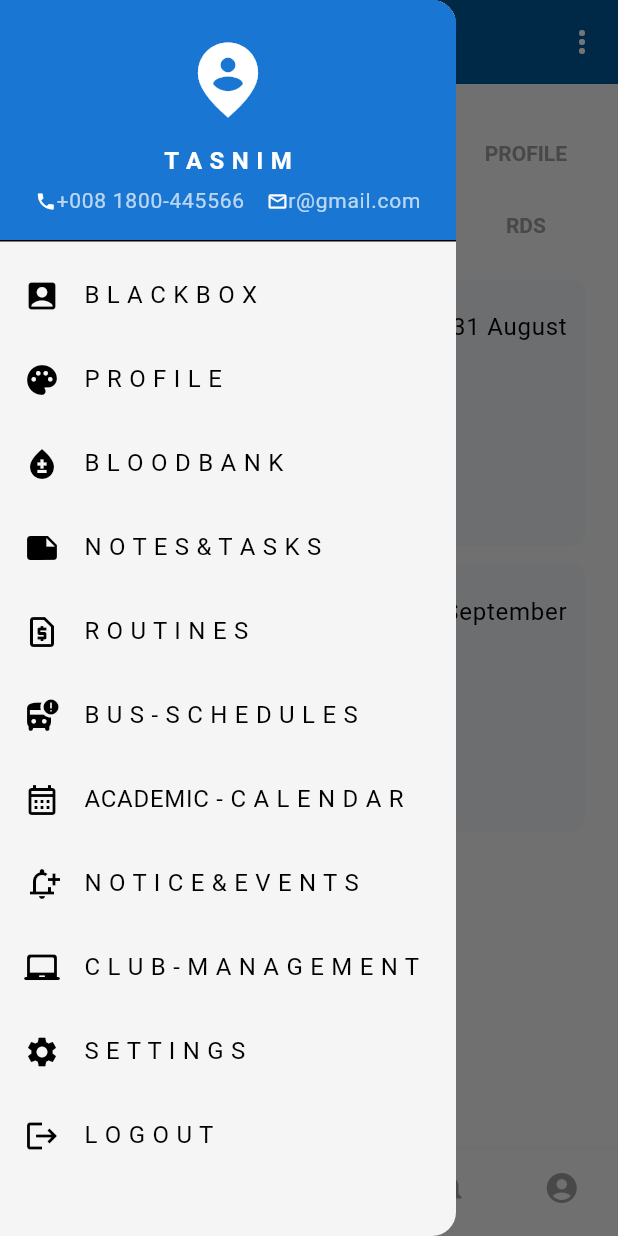
After one commit to TasnimIslamRaisa/Class_Organizer, a Flutter app: the AdminPanel screen opened directly, with the side drawer open, on a phone screen of 412 x 824 dp. The commit adds this screen. Run offline on Flutter 3.47's test engine with Material 3 defaults, Android fonts, the phone set to English and light mode, and no system bars; our stand-ins replace avatar_glow, connectivity_plus, dropdown_search, file_picker, firebase_auth, firebase_core and 14 more; accounts and stored records are empty; project files that could hold a hidden picture were left out.

Commit message:
admin panel drawer, profilebar added by farhad foysal

```diff
--- a/class_organizer/lib/admin/panel/admin_panel.dart
+++ b/class_organizer/lib/admin/panel/admin_panel.dart
@@ -6,6 +6,9 @@ import 'package:class_organizer/ui/screens/students_screen/student_companion_scr
 import 'package:class_organizer/ui/widgets/drawer_widget.dart';
 import 'package:class_organizer/utility/profile_app_bar.dart';
 import 'package:flutter/material.dart';
+
+import '../../utility/profile_app_bar_admin.dart';
+import '../widgets/drawer_widget_admin.dart';
 class AdminPanel extends StatefulWidget {
   const AdminPanel({super.key});
 
@@ -21,14 +24,14 @@ class _AdminPanelState extends State<AdminPanel> {
   Widget build(BuildContext context) {
     return Scaffold(
       appBar: index == 0
-          ? ProfileAppBar(
+          ? ProfileAppBarAdmin(
           title:  'Admin Companions',
           actionIcon: Icons.more_vert,
           onActionPressed: (){},
           appBarbgColor: const Color(0xFF01579B),
       )
       : null,
-      drawer: const DrawerWidget(),
+      drawer: const DrawerWidgetAdmin(),
       body: PageView(
         controller: _pageController,
         onPageChanged: (value) {
--- /dev/null
+++ b/class_organizer/lib/admin/widgets/drawer_widget_admin.dart
@@ -0,0 +1,358 @@
+import 'package:class_organizer/web/black_box.dart';
+import 'package:class_organizer/web/black_box_online.dart';
+import 'package:flutter/material.dart';
+import 'package:shared_preferences/shared_preferences.dart';
+import 'dart:convert';
+import '../../preference/logout.dart';
+import '../../style/app_color.dart';
+import '../../ui/screens/auth/SignInScreen.dart';
+import '../../ui/screens/students_screen/edit_profile_screen.dart';
+import '../../ui/screens/students_screen/settings_screen.dart';
+
+
+
+class DrawerWidgetAdmin extends StatefulWidget {
+  const DrawerWidgetAdmin({Key? key}) : super(key: key);
+
+  @override
+  _DrawerWidgetAdminState createState() => _DrawerWidgetAdminState();
+}
+
+class _DrawerWidgetAdminState extends State<DrawerWidgetAdmin> {
+  String? userName;
+  String? userPhone;
+  String? userEmail;
+
+  @override
+  void initState() {
+    super.initState();
+    _loadUserData();
+  }
+
+  Future<void> _loadUserData() async {
+    final SharedPreferences prefs = await SharedPreferences.getInstance();
+    String? userDataString = prefs.getString('user_logged_in');
+
+    if (userDataString != null) {
+      Map<String, dynamic> userData = jsonDecode(userDataString);
+      setState(() {
+        userName = userData['uname'];
+        userPhone = userData['phone'];
+        userEmail = userData['email'];
+      });
+    }
+  }
+
+  @override
+  Widget build(BuildContext context) {
+    return Drawer(
+      child: ListView(
+        padding: EdgeInsets.zero,
+        children: <Widget>[
+          DrawerHeader(
+            decoration: const BoxDecoration(
+              color: AppColors.primaryColor,
+            ),
+            child: Column(
+              mainAxisAlignment: MainAxisAlignment.center,
+              children: [
+                const Icon(
+                  Icons.person_pin_circle_sharp,
+                  size: 60,
+                  color: Colors.white,
+                ),
+                const SizedBox(height: 12),
+                Text(
+                  userName ?? 'T A S N I M',
+                  style: const TextStyle(
+                    color: Colors.white,
+                    fontSize: 16,
+                    fontWeight: FontWeight.bold,
+                  ),
+                ),
+                const SizedBox(height: 4),
+                Row(
+                  mainAxisAlignment: MainAxisAlignment.center,
+                  children: [
+                    const Icon(Icons.phone, size: 14, color: Colors.white),
+                    Text(
+                      userPhone ?? '+008 1800-445566',
+                      style: const TextStyle(
+                        color: Colors.white70,
+                        fontSize: 14,
+                      ),
+                    ),
+                    const SizedBox(width: 15),
+                    const Icon(Icons.email_outlined, size: 14, color: Colors.white),
+                    Text(
+                      userEmail ?? 'r@gmail.com',
+                      style: const TextStyle(
+                        color: Colors.white70,
+                        fontSize: 14,
+                      ),
+                    ),
+                  ],
+                ),
+              ],
+            ),
+          ),
+          ListTile(
+            leading: const Icon(Icons.account_box),
+            title: const Text('B L A C K B O X'),
+            onTap: () {
+              Navigator.pop(context);
+              Navigator.push(context, MaterialPageRoute(builder: (context) => BlackBoxOnline()));
+            },
+          ),
+          ListTile(
+            leading: const Icon(Icons.palette),
+            title: const Text('P R O F I L E'),
+            onTap: () {
+              Navigator.pop(context);
+              Navigator.push(context, MaterialPageRoute(builder: (context) => const EditProfileScreen()));
+            },
+          ),
+          ListTile(
+            leading: const Icon(Icons.bloodtype),
+            title: const Text('B L O O D B A N K'),
+            onTap: () {
+              Navigator.pop(context);
+            },
+          ),
+          ListTile(
+            leading: const Icon(Icons.note),
+            title: const Text('N O T E S & T A S K S'),
+            onTap: () {
+              Navigator.pop(context);
+            },
+          ),
+          ListTile(
+            leading: const Icon(Icons.request_page_outlined),
+            title: const Text('R O U T I N E S'),
+            onTap: () {
+              Navigator.pop(context);
+            },
+          ),
+          ListTile(
+            leading: const Icon(Icons.bus_alert_rounded),
+            title: const Text('B U S - S C H E D U L E S'),
+            onTap: () {
+              Navigator.pop(context);
+            },
+          ),
+          ListTile(
+            leading: const Icon(Icons.calendar_month_outlined),
+            title: const Text('ACADEMIC - C A L E N D A R'),
+            onTap: () {
+              Navigator.pop(context);
+            },
+          ),
+          ListTile(
+            leading: const Icon(Icons.notification_add_outlined),
+            title: const Text('N O T I C E & E V E N T S'),
+            onTap: () {
+              Navigator.pop(context);
+            },
+          ),
+          ListTile(
+            leading: const Icon(Icons.laptop_chromebook_rounded),
+            title: const Text('C L U B - M A N A G E M E N T'),
+            onTap: () {
+              Navigator.pop(context);
+            },
+          ),
+          ListTile(
+            leading: const Icon(Icons.settings),
+            title: const Text('S E T T I N G S'),
+            onTap: () {
+              Navigator.pop(context);
+              Navigator.push(
+                  context,
+                  MaterialPageRoute(builder: (context)=>const SettingScreen()),
+
+              );
+            },
+          ),
+          ListTile(
+            leading: const Icon(Icons.logout),
+            title: const Text('L O G O U T'),
+            onTap: () async {
+              await Logout().logoutUser();
+              await Logout().clearUser(key: "user_logged_in");
+
+              Navigator.pop(context);
+              Navigator.pushAndRemoveUntil(
+                  context,
+                  MaterialPageRoute(builder: (context)=>const SignInScreen()),
+                  (route)=>false
+              );
+            },
+          ),
+        ],
+      ),
+    );
+  }
+}
+
+
+
+// import 'package:class_organizer/ui/screens/auth/SignInScreen.dart';
+// import 'package:class_organizer/ui/screens/students_screen/settings_screen.dart';
+// import 'package:flutter/material.dart';
+
+// import '../../style/app_color.dart';
+// import '../screens/students_screen/edit_profile_screen.dart';
+
+// class DrawerWidgetAdmin extends StatelessWidget {
+//   const DrawerWidgetAdmin({
+//     super.key,
+//   });
+
+
+
+//   @override
+//   Widget build(BuildContext context) {
+//     return Drawer(
+//       child: ListView(
+//         padding: EdgeInsets.zero,
+//         children: <Widget>[
+//           const DrawerHeader(
+//             decoration: BoxDecoration(
+//               color: AppColors.primaryColor,
+//             ),
+//             child: Column(
+//               mainAxisAlignment: MainAxisAlignment.center,
+//               children: [
+//                 Icon(
+//                   Icons.person_pin_circle_sharp,
+//                   size: 60,
+//                   color: Colors.white,
+//                 ),
+//                 SizedBox(height: 12),
+//                 Text(
+//                   'T A S N I M ',
+//                   style: TextStyle(
+//                     color: Colors.white,
+//                     fontSize: 16,
+//                     fontWeight: FontWeight.bold,
+//                   ),
+//                 ),
+//                 SizedBox(height: 4),
+//                 Row(
+//                   mainAxisAlignment: MainAxisAlignment.center,
+//                   children: [
+//                     Icon(Icons.phone,size:14,color: Colors.white,),
+//                     Text(
+//                       '+008 1800-445566',
+//                       style: TextStyle(
+//                         color: Colors.white70,
+//                         fontSize: 14,
+//                       ),
+//                     ),
+//                     SizedBox(width: 15),
+//                     Icon(Icons.email_outlined,size:14,color: Colors.white,),
+//                     Text(
+//                       ' r@gmail.com',
+//                       style: TextStyle(
+//                         color: Colors.white70,
+//                         fontSize: 14,
+//                       ),
+//                     ),
+//                   ],
+//                 ),
+//               ],
+//             ),
+//           ),
+//           ListTile(
+//             leading: const Icon(Icons.account_box),
+//             title: const Text('B L A C K B O X'),
+//             onTap: () {
+//               Navigator.pop(context);
+//             },
+//           ),
+//           ListTile(
+//             leading: const Icon(Icons.palette),
+//             title: const Text('P R O F I L E'),
+//             onTap: () {
+//               Navigator.pop(context);
+//               Navigator.push(context, MaterialPageRoute(builder: (context) => const EditProfileScreen()));
+//             },
+//           ),
+//           ListTile(
+//             leading: const Icon(Icons.bloodtype),
+//             title: const Text('B L O O D B A N K'),
+//             onTap: () {
+//               Navigator.pop(context);
+//             },
+//           ),
+//           ListTile(
+//             leading: const Icon(Icons.note),
+//             title: const Text('N O T E S & T A S K S'),
+//             onTap: () {
+//               Navigator.pop(context);
+//             },
+//           ),
+//           ListTile(
+//             leading: const Icon(Icons.request_page_outlined),
+//             title: const Text('R O U T I N E S'),
+//             onTap: () {
+//               Navigator.pop(context);
+//             },
+//           ),
+//           ListTile(
+//             leading: const Icon(Icons.bus_alert_rounded),
+//             title: const Text('B U S - S C H E D U L E S'),
+//             onTap: () {
+//               Navigator.pop(context);
+//             },
+//           ),
+//           ListTile(
+//             leading: const Icon(Icons.calendar_month_outlined),
+//             title: const Text('ACADEMIC - C A L E N D A R'),
+//             onTap: () {
+//               Navigator.pop(context);
+//             },
+//           ),
+//           ListTile(
+//             leading: const Icon(Icons.notification_add_outlined),
+//             title: const Text('N O T I C E & E V E N T S'),
+//             onTap: () {
+//               Navigator.pop(context);
+//             },
+//           ),
+//           ListTile(
+//             leading: const Icon(Icons.laptop_chromebook_rounded),
+//             title: const Text('C L U B - M A N A G E M E N T'),
+//             onTap: () {
+//               Navigator.pop(context);
+//             },
+//           ),
+//           ListTile(
+//             leading: const Icon(Icons.settings),
+//             title: const Text('S E T T I N G S'),
+//             onTap: () {
+//               Navigator.pop(context);
+//               Navigator.push(
+//                   context,
+//                   MaterialPageRoute(builder: (context)=>const SettingScreen()),
+
+//               );
+//             },
+//           ),
+//           ListTile(
+//             leading: const Icon(Icons.logout),
+//             title: const Text('L O G O U T'),
+//             onTap: () {
+//               Navigator.pop(context);
+//               Navigator.pushAndRemoveUntil(
+//                   context,
+//                   MaterialPageRoute(builder: (context)=>const SignInScreen()),
+//                   (route)=>false
+//               );
+//             },
+//           ),
+//         ],
+//       ),
+//     );
+//   }
+// }
--- a/class_organizer/lib/teacher/panel/teacher_panel.dart
+++ b/class_organizer/lib/teacher/panel/teacher_panel.dart
@@ -8,6 +8,8 @@ import 'package:class_organizer/ui/widgets/drawer_widget.dart';
 import 'package:class_organizer/utility/profile_app_bar.dart';
 import 'package:flutter/material.dart';
 import 'package:flutter_speed_dial/flutter_speed_dial.dart';
+
+import '../../utility/profile_app_bar_teacher.dart';
 class TeacherPanel extends StatefulWidget {
   const TeacherPanel({super.key});
 
@@ -23,7 +25,7 @@ class _TeacherPanelState extends State<TeacherPanel> {
   Widget build(BuildContext context) {
     return Scaffold(
       appBar: index == 0
-          ? ProfileAppBar(
+          ? ProfileAppBarTeacher(
           title:  'Teacher Companions',
           actionIcon: Icons.more_vert,
           onActionPressed: (){},
--- a/class_organizer/lib/ui/screens/students_screen/edit_profile_screen.dart
+++ b/class_organizer/lib/ui/screens/students_screen/edit_profile_screen.dart
@@ -300,7 +300,7 @@ class _EditProfileScreenState extends State<EditProfileScreen> {
 // import 'package:class_organizer/ui/screens/students_screen/settings_screen.dart';
 // import 'package:flutter/material.dart';
 // import '../../Home_Screen.dart';
-// import '../../widgets/drawer_widget.dart';
+// import '../../widgets/drawer_widget_admin.dart';
 // import '../../../utility/profile_app_bar.dart';
 // import '../../widgets/background_widget.dart';
 
--- /dev/null
+++ b/class_organizer/lib/utility/profile_app_bar_admin.dart
@@ -0,0 +1,103 @@
+import 'package:class_organizer/onboarding/get_start.dart';
+import 'package:flutter/material.dart';
+
+import '../preference/logout.dart';
+import '../ui/screens/auth/SignInScreen.dart';
+import '../ui/screens/students_screen/edit_profile_screen.dart';
+import '../ui/screens/students_screen/settings_screen.dart';
+
+class ProfileAppBarAdmin extends StatelessWidget implements PreferredSizeWidget {
+  final String title;
+  final IconData actionIcon;
+  final VoidCallback onActionPressed;
+  final Color appBarbgColor;
+  final PreferredSizeWidget? bottom; // Optional bottom
+
+  const ProfileAppBarAdmin({
+    Key? key,
+    required this.title,
+    required this.actionIcon,
+    required this.onActionPressed, required this.appBarbgColor, this.bottom,
+  }) : super(key: key);
+
+  @override
+  Widget build(BuildContext context) {
+
+    return AppBar(
+      title: Text(title),
+      backgroundColor: appBarbgColor,
+      foregroundColor: Colors.white,
+      actions: [
+        PopupMenuButton<String>(
+          onSelected: (value) async {
+            switch (value) {
+              case 'edit':
+                Navigator.push(
+                  context,
+                  MaterialPageRoute(
+                    builder: (context) => const EditProfileScreen(),
+                  ),
+                );
+                break;
+              case 'settings':
+                Navigator.push(
+                    context,
+                    MaterialPageRoute(
+                        builder: (context) => const SettingScreen()));
+                break;
+              case 'restart':
+
+              await Logout().logoutUser();
+              await Logout().clearUser(key: "user_logged_in");
+
+                Navigator.push(
+                  context,
+                  MaterialPageRoute(
+                    builder: (context) => GetStart(),
+                  ),
+                );
+                break;
+              case 'logout':
+
+              await Logout().logoutUser();
+              await Logout().clearUser(key: "user_logged_in");
+
+                Navigator.push(
+                  context,
+                  MaterialPageRoute(
+                    builder: (context) => const SignInScreen(),
+                  ),
+                );
+                break;
+            }
+          },
+          itemBuilder: (context) => [
+            const PopupMenuItem(
+              value: 'edit',
+              child: Text('Edit'),
+            ),
+            const PopupMenuItem(
+              value: 'settings',
+              child: Text('Settings'),
+            ),
+            const PopupMenuItem(
+              value: 'restart',
+              child: Text('Restart'),
+            ),
+            const PopupMenuItem(
+              value: 'logout',
+              child: Text('Logout'),
+            ),
+          ],
+          icon: const Icon(Icons.more_vert), // Options icon
+        ),
+      ],
+      bottom: bottom,
+    );
+  }
+  @override
+  Size get preferredSize {
+    final double bottomHeight = bottom?.preferredSize.height ?? 0;
+    return Size.fromHeight(kToolbarHeight + bottomHeight);
+  }
+}
```
Also changed, not shown: class_organizer/lib/utility/profile_app_bar_teacher.dart (added, +103 -0 lines), class_organizer/pubspec.lock.
